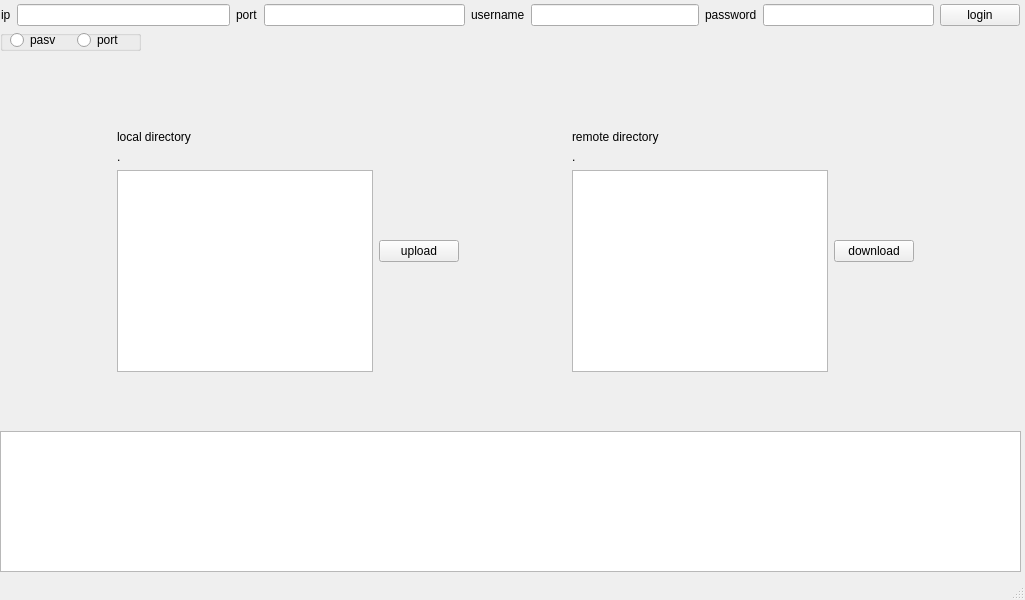
The window that window.ui (youkaichao/ftp-project) describes before a commit, drawn with Qt 5.
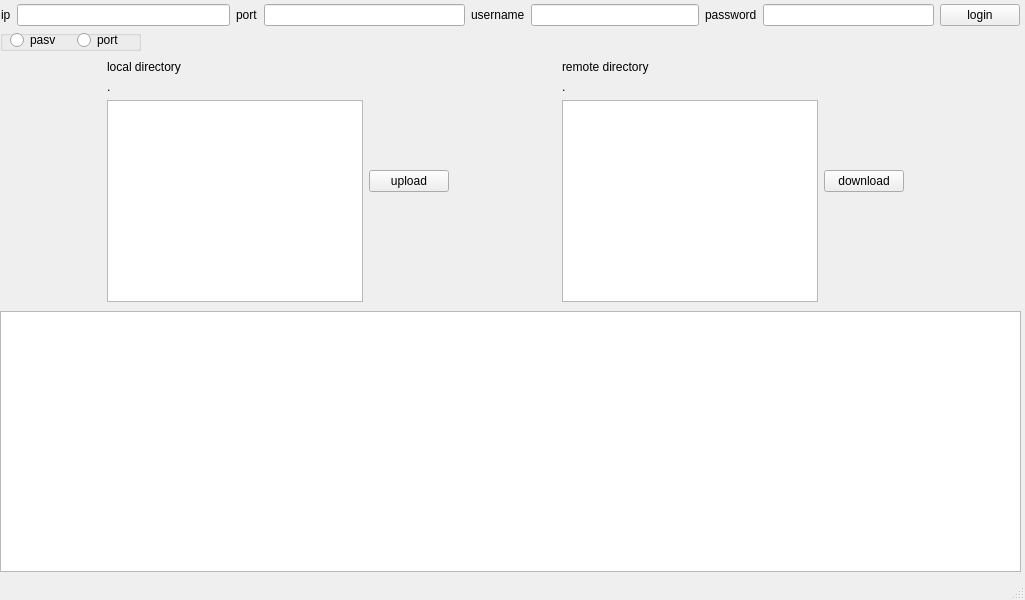
The same window after the commit.

Commit message: layout done, need output for each command

What changed in the file:
```diff
--- a/window.ui
+++ b/window.ui
@@ -59,17 +59,20 @@
      </layout>
     </widget>
    </widget>
-   <widget class="QTextBrowser" name="text_display">
+   <widget class="QTextEdit" name="text_display">
     <property name="geometry">
      <rect>
       <x>0</x>
-      <y>431</y>
+      <y>311</y>
       <width>1021</width>
-      <height>141</height>
+      <height>261</height>
      </rect>
     </property>
+    <property name="readOnly">
+     <bool>true</bool>
+    </property>
    </widget>
-   <widget class="QWidget" name="">
+   <widget class="QWidget" name="layoutWidget">
     <property name="geometry">
      <rect>
       <x>1</x>
@@ -148,11 +151,11 @@
      </item>
     </layout>
    </widget>
-   <widget class="QWidget" name="">
+   <widget class="QWidget" name="layoutWidget">
     <property name="geometry">
      <rect>
-      <x>10</x>
-      <y>130</y>
+      <x>0</x>
+      <y>60</y>
       <width>1011</width>
       <height>242</height>
      </rect>
```
Left out of the diff: 2 changed lines with no effect on the pictures. The commit also changes 3 other files.
